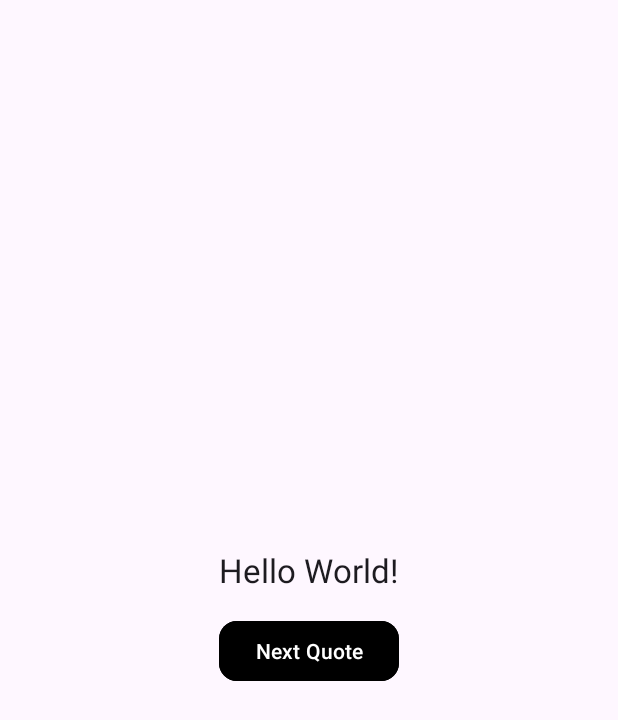
After one commit to jpCoding003/ViewModelDemo, an Android app: the layout fragment_thought.xml on its own in the app's theme, with its tools: preview values and no code run, on a phone screen of 412 x 824 dp. The commit adds this screen. Shown: the top 720 px of the screen. Run offline under Robolectric (Android 15) with nearby library versions, the phone set to English and light mode, and no system bars.

Commit message:
ViewModel in Fragment!!

```diff
--- a/app/build.gradle.kts
+++ b/app/build.gradle.kts
@@ -45,6 +45,9 @@ dependencies {
     implementation(libs.material)
     implementation(libs.androidx.activity)
     implementation(libs.androidx.constraintlayout)
+    implementation(libs.androidx.navigation.fragment.ktx)
+    implementation(libs.androidx.navigation.ui.ktx)
+    implementation(libs.androidx.fragment)
     testImplementation(libs.junit)
     androidTestImplementation(libs.androidx.junit)
     androidTestImplementation(libs.androidx.espresso.core)
--- a/app/src/main/AndroidManifest.xml
+++ b/app/src/main/AndroidManifest.xml
@@ -13,6 +13,9 @@
         android:theme="@style/Theme.ViewModelDemo">
         <activity
             android:name=".MainActivity"
+            android:exported="false" />
+        <activity
+            android:name=".MainActivity2"
             android:exported="true">
             <intent-filter>
                 <action android:name="android.intent.action.MAIN" />
--- /dev/null
+++ b/app/src/main/res/layout/fragment_thought.xml
@@ -0,0 +1,28 @@
+<?xml version="1.0" encoding="utf-8"?>
+<LinearLayout xmlns:android="http://schemas.android.com/apk/res/android"
+    xmlns:tools="http://schemas.android.com/tools"
+    xmlns:app="http://schemas.android.com/apk/res-auto"
+    android:layout_width="match_parent"
+    android:layout_height="match_parent"
+    android:orientation="vertical"
+    android:gravity="center"
+    tools:context=".Fragments.ThoughtFragment">
+
+    <TextView
+        android:id="@+id/tvQuotes"
+        android:layout_width="wrap_content"
+        android:layout_height="wrap_content"
+        android:text="Hello World!"
+        android:textAppearance="?android:attr/textAppearanceLarge"
+        android:layout_gravity="center"/>
+
+    <com.google.android.material.button.MaterialButton
+        android:layout_marginTop="15dp"
+        android:id="@+id/btnNext"
+        android:layout_width="wrap_content"
+        android:layout_height="wrap_content"
+        android:text="Next Quote"
+        app:cornerRadius="12dp"
+        android:backgroundTint="@color/black"/>
+
+</LinearLayout>
--- a/app/src/main/res/values/strings.xml
+++ b/app/src/main/res/values/strings.xml
@@ -1,3 +1,5 @@
 <resources>
     <string name="app_name">ViewModelDemo</string>
+    <!-- TODO: Remove or change this placeholder text -->
+    <string name="hello_blank_fragment">Hello blank fragment</string>
 </resources>
--- a/gradle/libs.versions.toml
+++ b/gradle/libs.versions.toml
@@ -9,6 +9,9 @@ appcompat = "1.7.1"
 material = "1.12.0"
 activity = "1.10.1"
 constraintlayout = "2.2.1"
+navigationFragmentKtx = "2.9.1"
+navigationUiKtx = "2.9.1"
+fragment = "1.8.8"
 
 [libraries]
 androidx-core-ktx = { group = "androidx.core", name = "core-ktx", version.ref = "coreKtx" }
@@ -19,6 +22,9 @@ androidx-appcompat = { group = "androidx.appcompat", name = "appcompat", version
 material = { group = "com.google.android.material", name = "material", version.ref = "material" }
 androidx-activity = { group = "androidx.activity", name = "activity", version.ref = "activity" }
 androidx-constraintlayout = { group = "androidx.constraintlayout", name = "constraintlayout", version.ref = "constraintlayout" }
+androidx-navigation-fragment-ktx = { group = "androidx.navigation", name = "navigation-fragment-ktx", version.ref = "navigationFragmentKtx" }
+androidx-navigation-ui-ktx = { group = "androidx.navigation", name = "navigation-ui-ktx", version.ref = "navigationUiKtx" }
+androidx-fragment = { group = "androidx.fragment", name = "fragment", version.ref = "fragment" }
 
 [plugins]
 android-application = { id = "com.android.application", version.ref = "agp" }
```
Also changed, not shown: app/src/main/java/com/tops/viewmodeldemo/Fragments/ThoughtFragment.kt (added, +48 -0 lines), app/src/main/java/com/tops/viewmodeldemo/MainActivity2.kt (renamed from app/src/main/java/com/tops/viewmodeldemo/MainActivity.kt, +7 -18 lines), app/src/main/java/com/tops/viewmodeldemo/ViewModels/QuotesViewModel.kt (renamed from app/src/main/java/com/tops/viewmodeldemo/Fragments/QuotesViewModel.kt, +11 -3 lines), app/src/main/res/layout/activity_main2.xml (added, +21 -0 lines), app/src/main/res/navigation/mobile_navigation.xml (added, +13 -0 lines).
